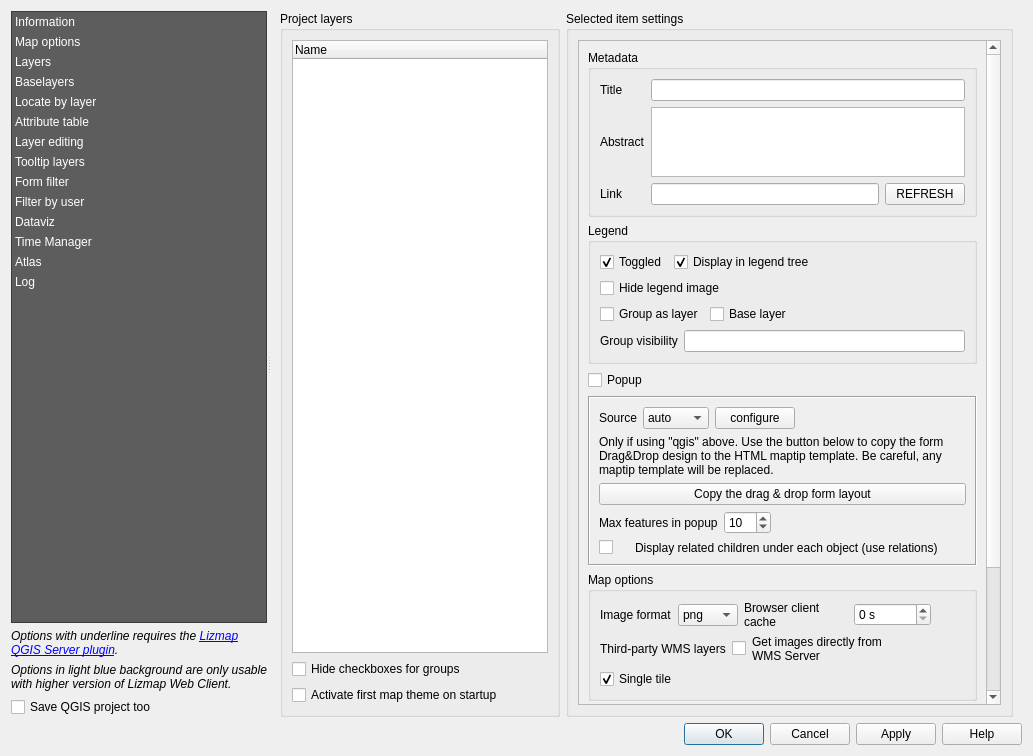
First picture: the form in lizmap/resources/ui/ui_lizmap.ui, repository 3liz/lizmap-plugin, before the edit.
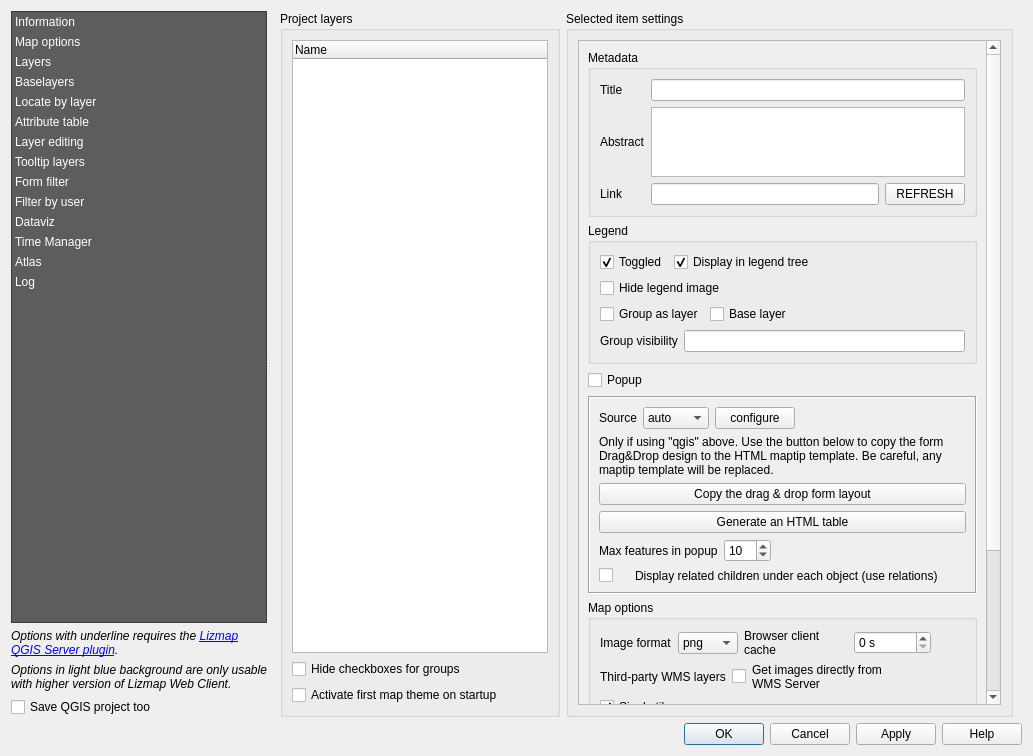
Second picture: the form after the edit. The open tabs and pages were chosen to show the change. Custom widgets are drawn as their Qt base class.

Commit message: UX - Add new button to generate an HTML table from the layer like auto popup

```diff
--- a/lizmap/resources/ui/ui_lizmap.ui
+++ b/lizmap/resources/ui/ui_lizmap.ui
@@ -1589,6 +1589,13 @@
                            </property>
                           </widget>
                          </item>
+                         <item>
+                          <widget class="QPushButton" name="button_generate_html_table">
+                           <property name="text">
+                            <string>Generate an HTML table</string>
+                           </property>
+                          </widget>
+                         </item>
                          <item>
                           <layout class="QHBoxLayout" name="horizontalLayout_37">
                            <item>
```
The commit also changes 1 other file.
